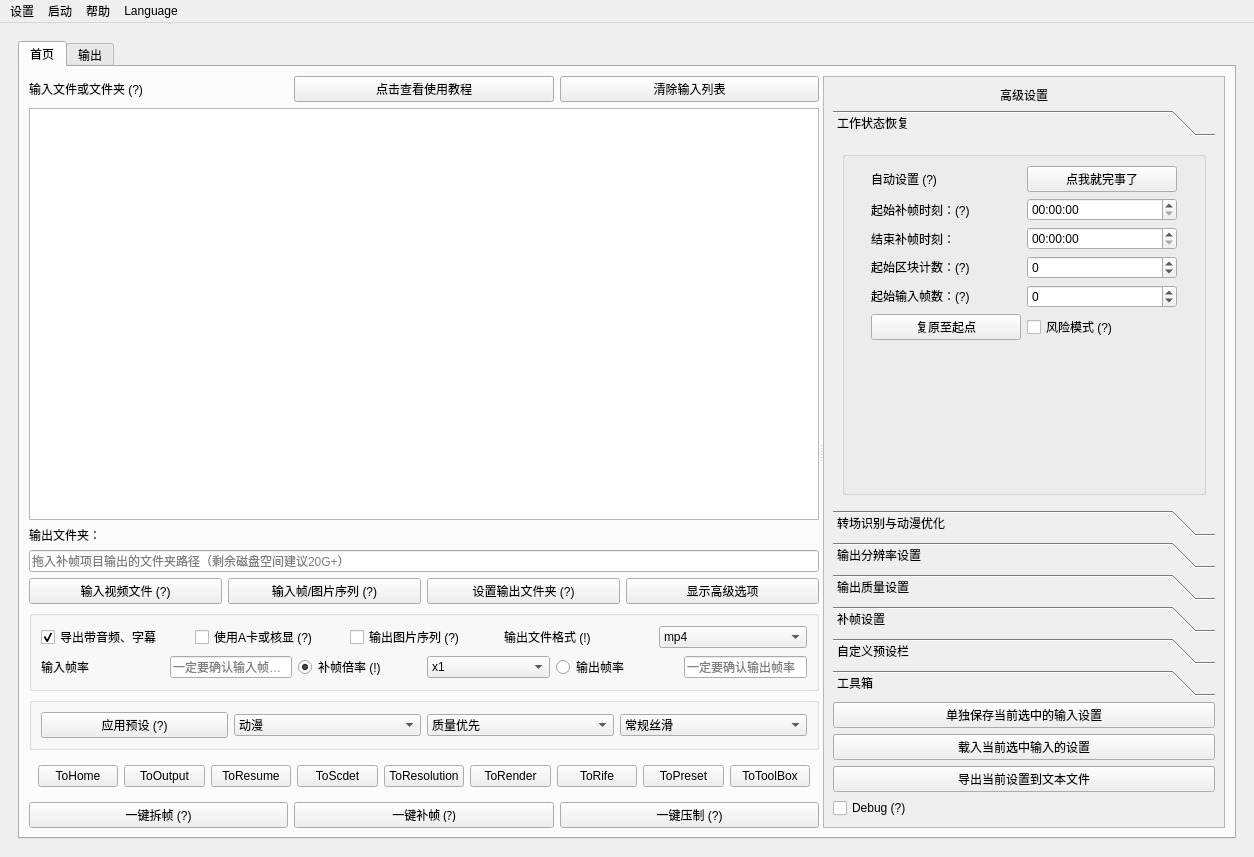
The window that Utils/SVFI_UI.ui (100wman/RIFE_GUI) describes before a commit, drawn with Qt 5.
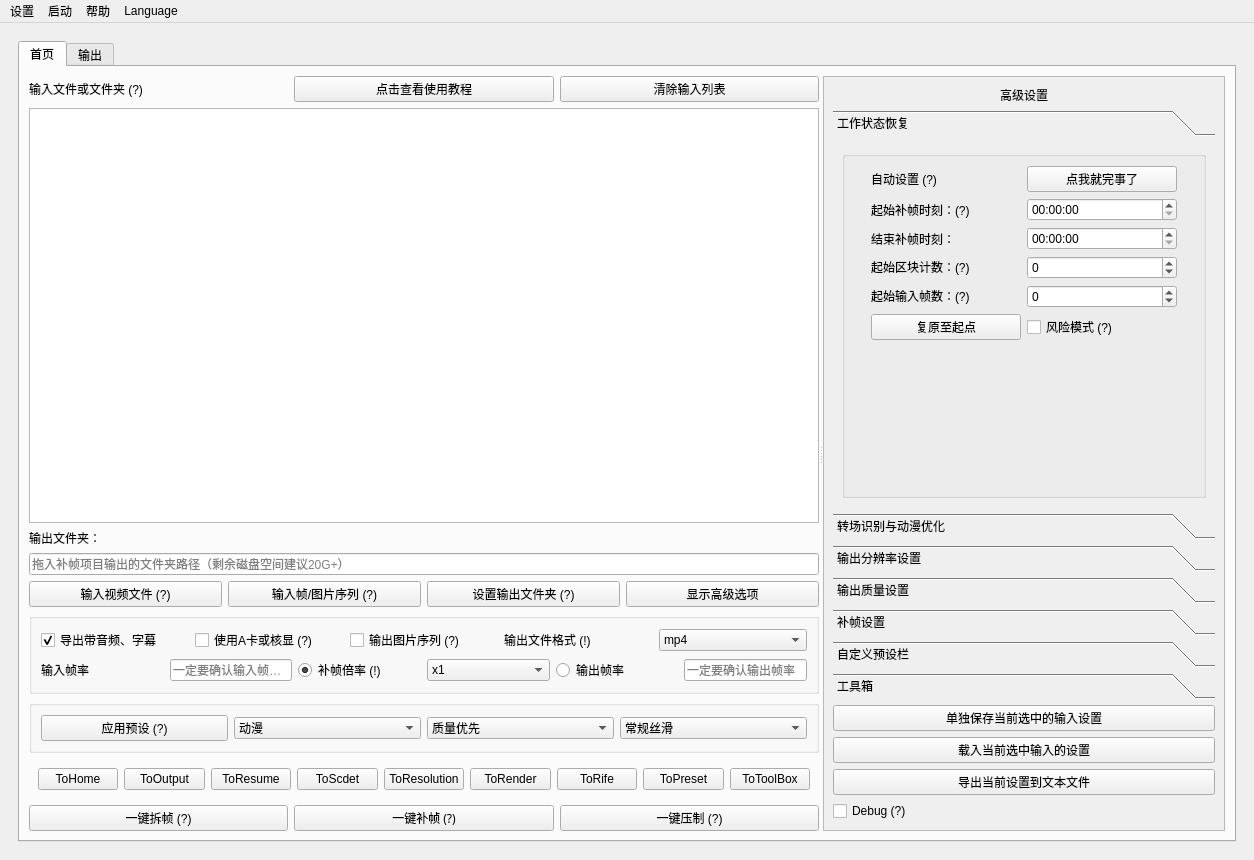
The same window after the commit. The open tabs and pages were chosen to show the change. Custom widgets are drawn as their Qt base class.

Commit message:
SVFI 3.8.4-alpha Optimize Project Structure
SVFI 3.8.4-alpha
    Update Log
    - Add 1/64 for Interlace Inference Mode
    - Add RIFE v6 model (unable to load checkpoint at this commit
    - Fix Unable to select task item due to rebase fault

Diff of the .ui file:
```diff
--- a/Utils/SVFI_UI.ui
+++ b/Utils/SVFI_UI.ui
@@ -7,7 +7,7 @@
     <x>0</x>
     <y>0</y>
     <width>1254</width>
-    <height>857</height>
+    <height>860</height>
    </rect>
   </property>
   <property name="minimumSize">
@@ -743,7 +743,7 @@
                     <x>0</x>
                     <y>0</y>
                     <width>400</width>
-                    <height>735</height>
+                    <height>738</height>
                    </rect>
                   </property>
                   <layout class="QGridLayout" name="gridLayout_10">
@@ -811,8 +811,8 @@
                        <rect>
                         <x>0</x>
                         <y>0</y>
-                        <width>246</width>
-                        <height>202</height>
+                        <width>382</width>
+                        <height>409</height>
                        </rect>
                       </property>
                       <attribute name="label">
```
Left out of the diff: 22 changed lines with no effect on the pictures. The commit also changes 49 other files.
